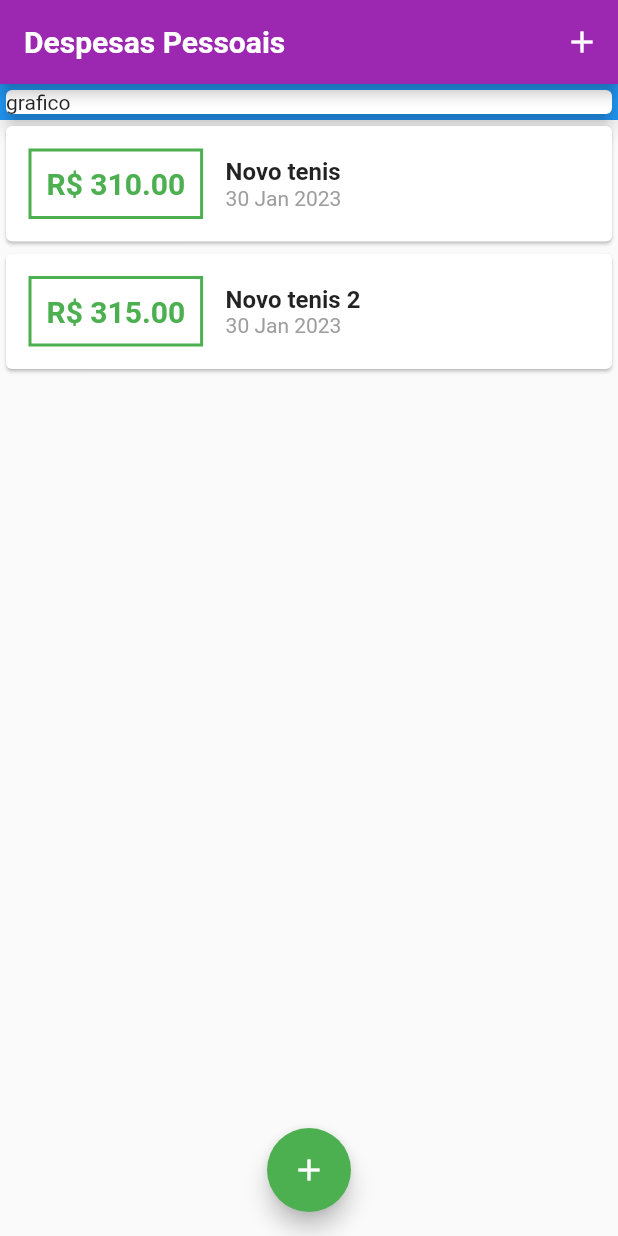
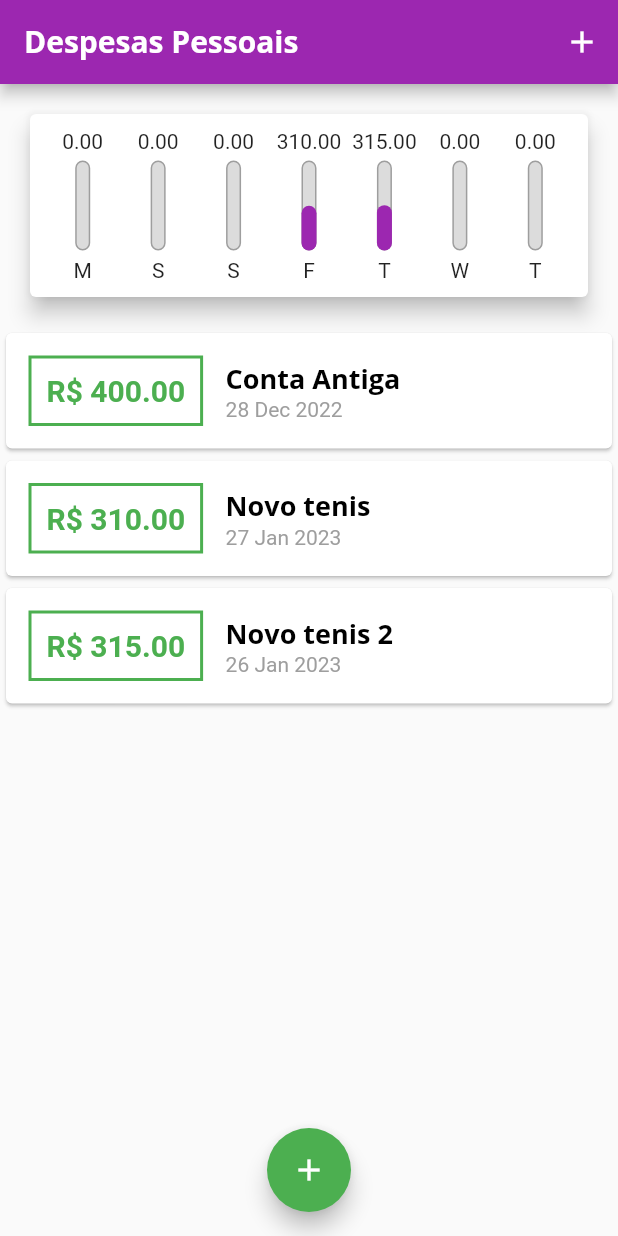
Before and after one commit to GustavoMen/expensesApp, a Flutter app: the screen it shows after launch, on a phone screen of 412 x 824 dp. Run offline on Flutter 3.47's test engine with Material 2 defaults, Android fonts, the phone set to English and light mode, and no system bars.

Commit message:
Chart widget done & Add image on empty transaction List

```diff
--- /dev/null
+++ b/lib/components/chart.dart
@@ -0,0 +1,69 @@
+import 'package:flutter/material.dart';
+import 'package:intl/intl.dart';
+
+import 'chat_bar.dart';
+import '../models/transaction.dart';
+
+class Chart extends StatelessWidget {
+  const Chart(this.recentTransactions, {super.key});
+
+  final List<Transaction> recentTransactions;
+
+  List<Map<String, Object>> get groupedTransactions {
+    return List.generate(7, (index) {
+      final weekDay = DateTime.now().subtract(
+        Duration(
+          days: index,
+        ),
+      );
+
+      double totalSum = 0.0;
+
+      for (var i = 0; i < recentTransactions.length; i++) {
+        bool sameDay = recentTransactions[i].date.day == weekDay.day;
+        bool sameMonth = recentTransactions[i].date.month == weekDay.month;
+        bool sameYear = recentTransactions[i].date.year == weekDay.year;
+
+        if (sameDay && sameMonth && sameYear) {
+          totalSum += recentTransactions[i].value;
+        }
+      }
+
+      return {
+        'day': DateFormat.E().format(weekDay)[0],
+        'value': totalSum,
+      };
+    });
+  }
+
+  double get _weekTotalValue {
+    return groupedTransactions.fold(0.0, (sum, i) {
+      return sum + double.parse(i['value'].toString());
+    });
+  }
+
+  @override
+  Widget build(BuildContext context) {
+    groupedTransactions;
+    return Card(
+      elevation: 6,
+      margin: const EdgeInsets.all(20),
+      child: Padding(
+        padding: const EdgeInsets.all(10),
+        child: Row(
+          mainAxisAlignment: MainAxisAlignment.spaceAround,
+          children: groupedTransactions.map((e) {
+            return Flexible(
+              fit: FlexFit.tight,
+              child: ChartBar(
+                label: e['day'].toString(),
+                value: double.parse(e['value'].toString()),
+                percentage: (e['value'] as double) / _weekTotalValue,
+              ),
+            );
+          }).toList(),
+        ),
+      ),
+    );
+  }
+}
--- /dev/null
+++ b/lib/components/chat_bar.dart
@@ -0,0 +1,59 @@
+import 'package:flutter/material.dart';
+
+class ChartBar extends StatelessWidget {
+  const ChartBar({
+    super.key,
+    required this.label,
+    required this.value,
+    required this.percentage,
+  });
+
+  final String label;
+  final double value;
+  final double percentage;
+
+  @override
+  Widget build(BuildContext context) {
+    return Column(
+      children: [
+        FittedBox(
+          child: Text(value.toStringAsFixed(2)),
+        ),
+        const SizedBox(
+          height: 5,
+        ),
+        Container(
+          height: 60,
+          width: 10,
+          child: Stack(
+            alignment: Alignment.bottomCenter,
+            children: [
+              Container(
+                decoration: BoxDecoration(
+                    border: Border.all(
+                      color: Colors.grey,
+                      width: 1.0,
+                    ),
+                    color: const Color.fromRGBO(220, 220, 220, 1),
+                    borderRadius: BorderRadius.circular(5)),
+              ),
+              FractionallySizedBox(
+                heightFactor: percentage,
+                child: Container(
+                  decoration: BoxDecoration(
+                    color: Theme.of(context).colorScheme.primary,
+                    borderRadius: BorderRadius.circular(5),
+                  ),
+                ),
+              )
+            ],
+          ),
+        ),
+        const SizedBox(
+          height: 5,
+        ),
+        Text(label)
+      ],
+    );
+  }
+}
--- a/lib/components/transaction_list.dart
+++ b/lib/components/transaction_list.dart
@@ -12,7 +12,24 @@ class TransactionList extends StatelessWidget {
   Widget build(BuildContext context) {
     return Container(
       height: 300,
-      child: ListView.builder(
+      child: transactions.isEmpty
+          ? Column(
+              children: [
+                Text(
+                  'Nenhuma transação cadastrada!',
+                  style: Theme.of(context).textTheme.headline6,
+                ),
+                const SizedBox(height: 20),
+                Container(
+                  height: 200,
+                  child: Image.asset(
+                    'assets/images/waiting.png',
+                    fit: BoxFit.cover,
+                  ),
+                )
+              ],
+            )
+          : ListView.builder(
               itemCount: transactions.length,
               itemBuilder: (ctx, index) {
                 final e = transactions[index];
@@ -43,12 +60,13 @@ class TransactionList extends StatelessWidget {
                       Column(
                         crossAxisAlignment: CrossAxisAlignment.start,
                         children: <Widget>[
-                    Text(
-                      e.title,
-                      style: const TextStyle(
-                        fontSize: 16,
-                        fontWeight: FontWeight.bold,
-                      ),
+                          Text(e.title,
+                              style: Theme.of(context).textTheme.headline6
+
+                              // style: const TextStyle(
+                              //   fontSize: 16,
+                              //   fontWeight: FontWeight.bold,
+                              // ),
                               ),
                           Text(
                             DateFormat('d MMM y').format(e.date),
--- a/lib/main.dart
+++ b/lib/main.dart
@@ -1,6 +1,7 @@
 import 'package:flutter/material.dart';
 import 'dart:math';
 
+import './components/chart.dart';
 import './models/transaction.dart';
 import 'components/transaction_form.dart';
 import 'components/transaction_list.dart';
@@ -48,20 +49,36 @@ class HomePage extends StatefulWidget {
 }
 
 class _HomePageState extends State<HomePage> {
-  final _transactions = [
+  final List<Transaction> _transactions = [
+    Transaction(
+      id: "t0",
+      title: "Conta Antiga",
+      value: 400.00,
+      date: DateTime.now().subtract(const Duration(days: 33)),
+    ),
     Transaction(
       id: "t1",
       title: "Novo tenis",
       value: 310,
-      date: DateTime.now(),
+      date: DateTime.now().subtract(const Duration(days: 3)),
     ),
     Transaction(
       id: "t2",
       title: "Novo tenis 2",
       value: 315,
-      date: DateTime.now(),
+      date: DateTime.now().subtract(const Duration(days: 4)),
     ),
   ];
+
+  List<Transaction> get _recentTransactions {
+    return _transactions.where((e) {
+      return e.date.isAfter(
+        DateTime.now().subtract(
+          const Duration(days: 7),
+        ),
+      );
+    }).toList();
+  }
 
   _addTransaction(String title, double value) {
     final newTransaction = Transaction(
@@ -93,7 +110,9 @@ class _HomePageState extends State<HomePage> {
   Widget build(BuildContext context) {
     return Scaffold(
       appBar: AppBar(
-        title: const Text('Despesas Pessoais'),
+        title: const Text(
+          'Despesas Pessoais',
+        ),
         actions: [
           IconButton(
               onPressed: () => _openTransactionFormModal(context),
@@ -106,13 +125,7 @@ class _HomePageState extends State<HomePage> {
           child: Column(
             crossAxisAlignment: CrossAxisAlignment.stretch,
             children: [
-              Container(
-                color: Colors.blue,
-                child: const Card(
-                  elevation: 5,
-                  child: Text('grafico'),
-                ),
-              ),
+              Chart(_recentTransactions),
               TransactionList(transactions: _transactions),
             ],
           ),
```
Also changed, not shown: pubspec.yaml (+15 -12 lines), assets/fonts/OpenSans-Bold.ttf (added), assets/fonts/OpenSans-Regular.ttf (added), assets/fonts/Quicksand-Bold.ttf (added), assets/fonts/Quicksand-Light.ttf (added), assets/fonts/Quicksand-Medium.ttf (added), assets/fonts/Quicksand-Regular.ttf (added), assets/images/waiting.png (added), 1 other file. Lines whose indentation alone changed are shown as unchanged.
